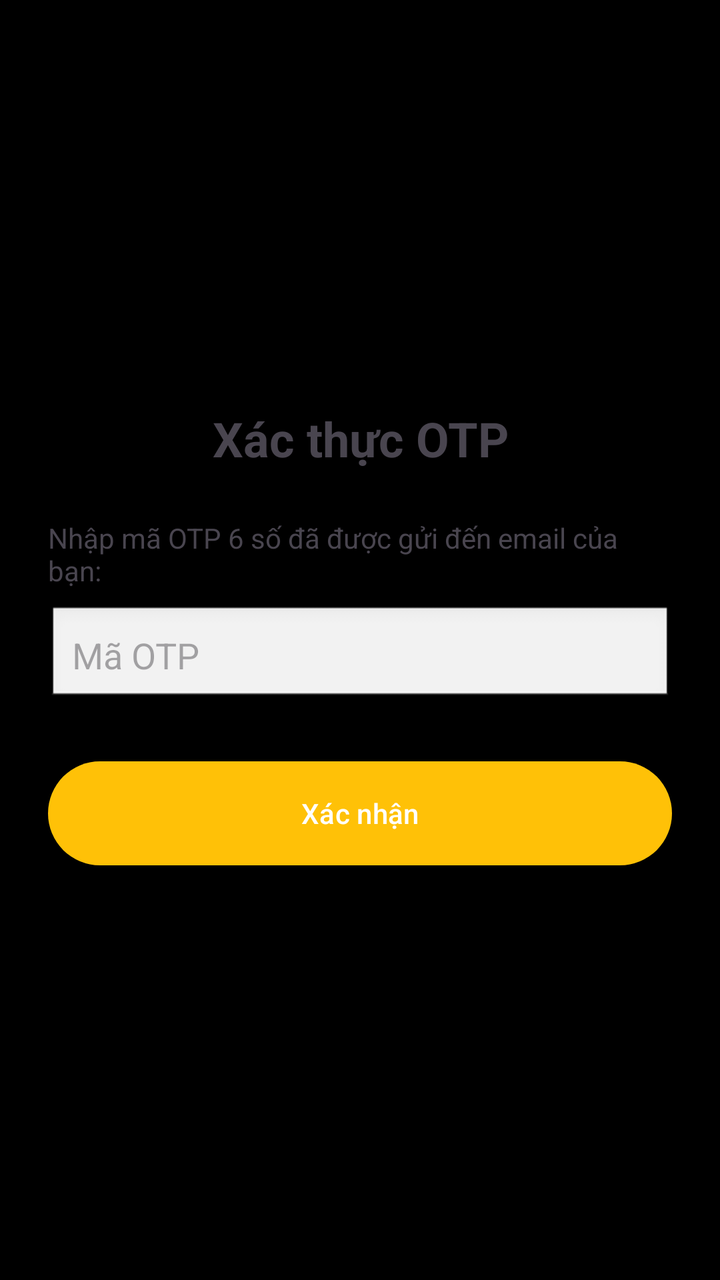
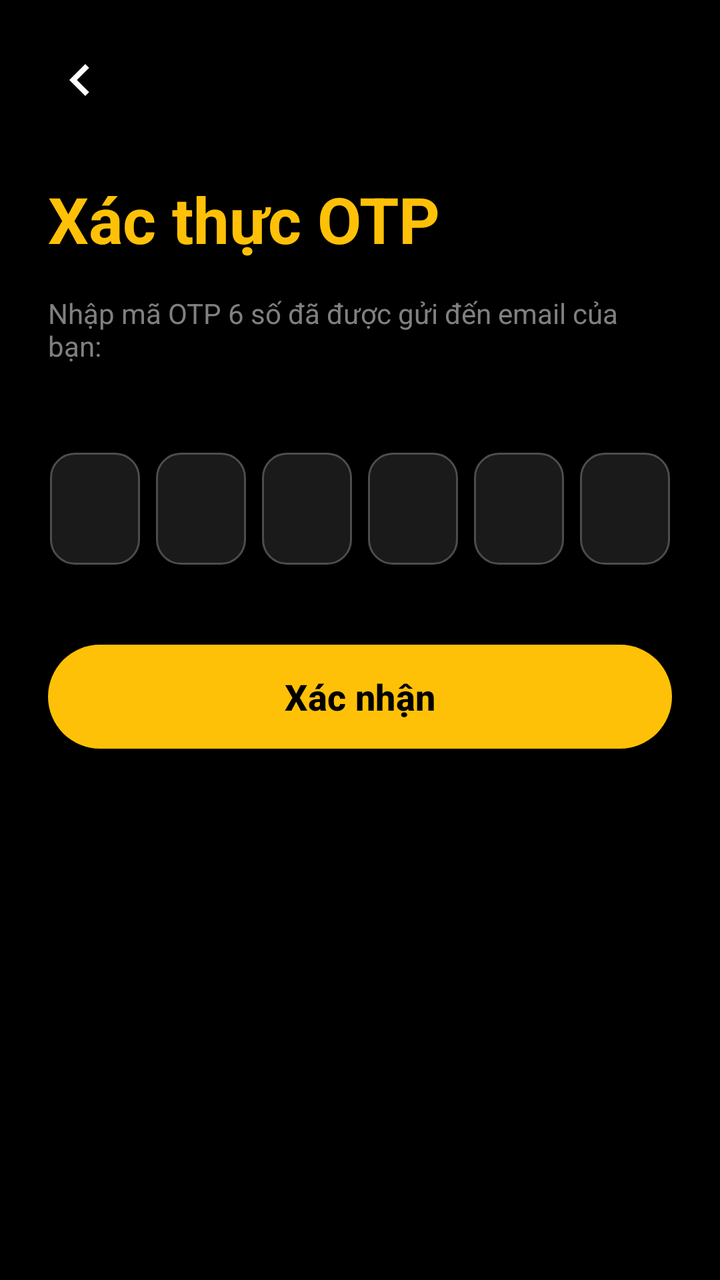

Two renders of the same Android screen: before a commit and after it. Below are the layout's source before the change and the commit's diff.
<!-- AndroidManifest.xml: application theme Theme.Moviebookingapp -->
<!-- res/layout/activity_verify_otp.xml -->
<?xml version="1.0" encoding="utf-8"?>
<LinearLayout xmlns:android="http://schemas.android.com/apk/res/android"
    android:layout_width="match_parent"
    android:layout_height="match_parent"
    android:orientation="vertical"
    android:padding="24dp"
    android:gravity="center">

    <TextView
        android:layout_width="match_parent"
        android:layout_height="wrap_content"
        android:text="Xác thực OTP"
        android:textSize="24sp"
        android:textStyle="bold"
        android:gravity="center"
        android:layout_marginBottom="24dp" />

    <TextView
        android:id="@+id/tvOtpMessage"
        android:layout_width="match_parent"
        android:layout_height="wrap_content"
        android:text="Nhập mã OTP 6 số đã được gửi đến email của bạn:"
        android:layout_marginBottom="8dp" />

    <EditText
        android:id="@+id/edtOtpCode"
        android:layout_width="match_parent"
        android:layout_height="50dp"
        android:hint="Mã OTP"
        android:inputType="number"
        android:maxLength="6"
        android:background="@android:drawable/edit_text"
        android:padding="12dp"
        android:layout_marginBottom="24dp" />

    <Button
        android:id="@+id/btnVerifyOtp"
        android:layout_width="match_parent"
        android:layout_height="60dp"
        android:text="Xác nhận" />

</LinearLayout>
<!-- resources referenced by this layout -->
<resources>
  <style name="Theme.Moviebookingapp" parent="Base.Theme.Moviebookingapp" />
  <style name="Base.Theme.Moviebookingapp" parent="Theme.Material3.DayNight.NoActionBar">
          <item name="colorPrimary">@color/yellow</item>
          <item name="android:windowBackground">@color/background_black</item>
          <item name="android:statusBarColor">@color/background_black</item>
      </style>
  <color name="yellow">#FFC107</color>
  <color name="background_black">#FF000000</color>
</resources>

<!-- the commit's change to res/layout/activity_verify_otp.xml (unified diff, before → after) -->
@@ -1,42 +1,105 @@
 <?xml version="1.0" encoding="utf-8"?>
-<LinearLayout xmlns:android="http://schemas.android.com/apk/res/android"
+<androidx.constraintlayout.widget.ConstraintLayout xmlns:android="http://schemas.android.com/apk/res/android"
+    xmlns:app="http://schemas.android.com/apk/res-auto"
     android:layout_width="match_parent"
     android:layout_height="match_parent"
-    android:orientation="vertical"
-    android:padding="24dp"
-    android:gravity="center">
+    android:background="#000000"
+    android:padding="24dp">
+
+    
+    <ImageView
+        android:id="@+id/ivBack"
+        android:layout_width="32dp"
+        android:layout_height="32dp"
+        android:src="@drawable/ic_chevron_right"
+        android:rotation="180"
+        app:tint="#FFFFFF"
+        android:background="?attr/selectableItemBackgroundBorderless"
+        android:clickable="true"
+        android:focusable="true"
+        app:layout_constraintTop_toTopOf="parent"
+        app:layout_constraintStart_toStartOf="parent" />
 
     <TextView
-        android:layout_width="match_parent"
+        android:id="@+id/tvTitle"
+        android:layout_width="wrap_content"
         android:layout_height="wrap_content"
         android:text="Xác thực OTP"
-        android:textSize="24sp"
+        android:textColor="#FFC107"
+        android:textSize="32sp"
         android:textStyle="bold"
-        android:gravity="center"
-        android:layout_marginBottom="24dp" />
+        android:layout_marginTop="32dp"
+        app:layout_constraintTop_toBottomOf="@id/ivBack"
+        app:layout_constraintStart_toStartOf="parent" />
 
     <TextView
         android:id="@+id/tvOtpMessage"
+        android:layout_width="0dp"
+        android:layout_height="wrap_content"
+        android:text="Nhập mã OTP 6 số đã được gửi đến email của bạn:"
+        android:textColor="#808080"
+        android:textSize="14sp"
+        android:layout_marginTop="16dp"
+        app:layout_constraintTop_toBottomOf="@id/tvTitle"
+        app:layout_constraintStart_toStartOf="parent"
+        app:layout_constraintEnd_toEndOf="parent" />
+
+    
+    <LinearLayout
+        android:id="@+id/llOtpContainer"
         android:layout_width="match_parent"
         android:layout_height="wrap_content"
-        android:text="Nhập mã OTP 6 số đã được gửi đến email của bạn:"
-        android:layout_marginBottom="8dp" />
+        android:orientation="horizontal"
+        android:gravity="center"
+        android:layout_marginTop="40dp"
+        app:layout_constraintTop_toBottomOf="@id/tvOtpMessage">
 
-    <EditText
-        android:id="@+id/edtOtpCode"
-        android:layout_width="match_parent"
-        android:layout_height="50dp"
-        android:hint="Mã OTP"
-        android:inputType="number"
-        android:maxLength="6"
-        android:background="@android:drawable/edit_text"
-        android:padding="12dp"
-        android:layout_marginBottom="24dp" />
+        <EditText android:id="@+id/edtOtp1" android:layout_width="45dp" android:layout_height="56dp" android:layout_margin="4dp" android:background="@drawable/bg_otp_input" android:gravity="center" android:inputType="number" android:maxLength="1" android:textColor="#FFFFFF" android:textSize="24sp" android:textStyle="bold" android:cursorVisible="false"/>
+        <EditText android:id="@+id/edtOtp2" android:layout_width="45dp" android:layout_height="56dp" android:layout_margin="4dp" android:background="@drawable/bg_otp_input" android:gravity="center" android:inputType="number" android:maxLength="1" android:textColor="#FFFFFF" android:textSize="24sp" android:textStyle="bold" android:cursorVisible="false"/>
+        <EditText android:id="@+id/edtOtp3" android:layout_width="45dp" android:layout_height="56dp" android:layout_margin="4dp" android:background="@drawable/bg_otp_input" android:gravity="center" android:inputType="number" android:maxLength="1" android:textColor="#FFFFFF" android:textSize="24sp" android:textStyle="bold" android:cursorVisible="false"/>
+        <EditText android:id="@+id/edtOtp4" android:layout_width="45dp" android:layout_height="56dp" android:layout_margin="4dp" android:background="@drawable/bg_otp_input" android:gravity="center" android:inputType="number" android:maxLength="1" android:textColor="#FFFFFF" android:textSize="24sp" android:textStyle="bold" android:cursorVisible="false"/>
+        <EditText android:id="@+id/edtOtp5" android:layout_width="45dp" android:layout_height="56dp" android:layout_margin="4dp" android:background="@drawable/bg_otp_input" android:gravity="center" android:inputType="number" android:maxLength="1" android:textColor="#FFFFFF" android:textSize="24sp" android:textStyle="bold" android:cursorVisible="false"/>
+        <EditText android:id="@+id/edtOtp6" android:layout_width="45dp" android:layout_height="56dp" android:layout_margin="4dp" android:background="@drawable/bg_otp_input" android:gravity="center" android:inputType="number" android:maxLength="1" android:textColor="#FFFFFF" android:textSize="24sp" android:textStyle="bold" android:cursorVisible="false"/>
 
-    <Button
+    </LinearLayout>
+
+    <TextView
+        android:id="@+id/tvError"
+        android:layout_width="wrap_content"
+        android:layout_height="wrap_content"
+        android:textColor="#FF5252"
+        android:textSize="14sp"
+        android:layout_marginTop="16dp"
+        android:visibility="gone"
+        app:layout_constraintTop_toBottomOf="@id/llOtpContainer"
+        app:layout_constraintStart_toStartOf="parent"
+        app:layout_constraintEnd_toEndOf="parent" />
+
+    <com.google.android.material.button.MaterialButton
         android:id="@+id/btnVerifyOtp"
-        android:layout_width="match_parent"
+        android:layout_width="0dp"
         android:layout_height="60dp"
-        android:text="Xác nhận" />
+        android:text="Xác nhận"
+        android:textColor="#000000"
+        android:textSize="18sp"
+        android:textStyle="bold"
+        android:layout_marginTop="32dp"
+        app:backgroundTint="#FFC107"
+        app:cornerRadius="30dp"
+        app:layout_constraintTop_toBottomOf="@id/tvError"
+        app:layout_constraintStart_toStartOf="parent"
+        app:layout_constraintEnd_toEndOf="parent" />
 
-</LinearLayout>
+    <ProgressBar
+        android:id="@+id/pbLoading"
+        android:layout_width="wrap_content"
+        android:layout_height="wrap_content"
+        android:visibility="gone"
+        android:elevation="4dp"
+        android:indeterminateTint="#000000"
+        app:layout_constraintTop_toTopOf="@id/btnVerifyOtp"
+        app:layout_constraintBottom_toBottomOf="@id/btnVerifyOtp"
+        app:layout_constraintEnd_toEndOf="@id/btnVerifyOtp"
+        android:layout_marginEnd="16dp" />
+
+</androidx.constraintlayout.widget.ConstraintLayout>
<!-- resource entries referenced after the edit -->
@@ -1,5 +1,23 @@
 <!-- resources referenced by this layout -->
 <resources>
+  <!-- drawable bg_otp_input (drawable) -->
+  <?xml version="1.0" encoding="utf-8"?>
+  <shape xmlns:android="http://schemas.android.com/apk/res/android">
+      <solid android:color="#1A1A1A" />
+      <corners android:radius="12dp" />
+      <stroke android:width="1dp" android:color="#4D4D4D" />
+  </shape>
+  <!-- drawable ic_chevron_right (drawable) -->
+  <vector xmlns:android="http://schemas.android.com/apk/res/android"
+      android:width="24dp"
+      android:height="24dp"
+      android:viewportWidth="24.0"
+      android:viewportHeight="24.0">
+      
+      <path
+          android:fillColor="#FFFFFFFF"
+          android:pathData="M10,6L8.59,7.41 13.17,12l-4.58,4.59L10,18l6,-6z"/>
+  </vector>
   <style name="Theme.Moviebookingapp" parent="Base.Theme.Moviebookingapp" />
   <style name="Base.Theme.Moviebookingapp" parent="Theme.Material3.DayNight.NoActionBar">
           <item name="colorPrimary">@color/yellow</item>
